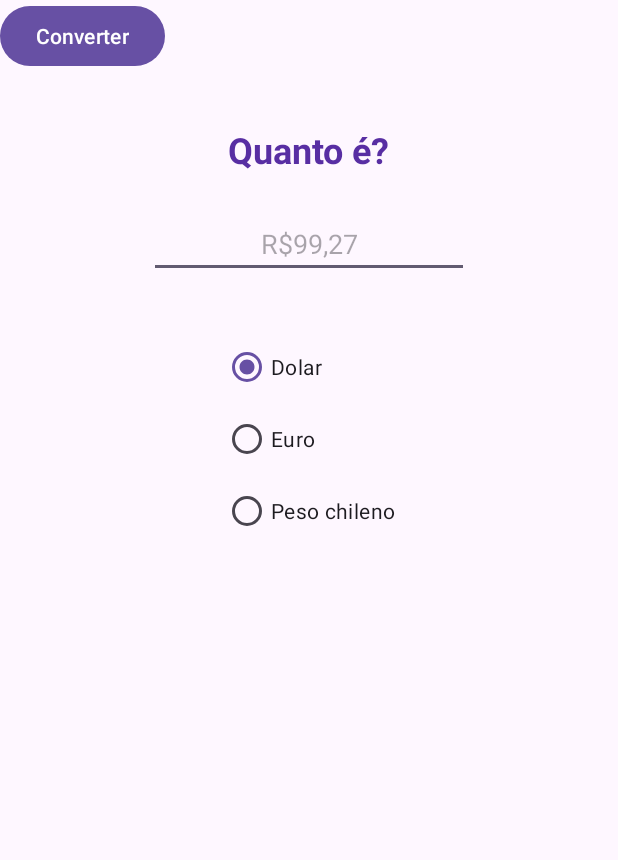
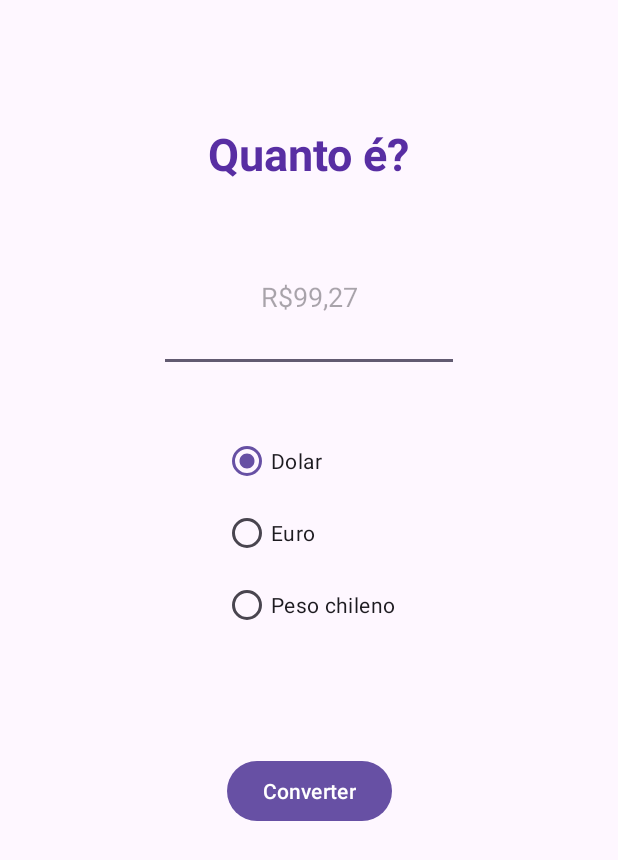
Before and after one commit to CarlitoJunior89/conversor-de-moedas, an Android app: the screen it shows after launch (MainActivity), on a phone screen of 412 x 824 dp. Shown: the top 860 px of the screen. Run offline under Robolectric (Android 15) with nearby library versions, the phone set to English and light mode, and no system bars.

```diff
--- a/app/src/main/java/com/example/conversordemoedas/MainActivity.kt
+++ b/app/src/main/java/com/example/conversordemoedas/MainActivity.kt
@@ -16,8 +16,8 @@ class MainActivity : AppCompatActivity() {
     override fun onCreate(savedInstanceState: Bundle?) {
         super.onCreate(savedInstanceState)
         setContentView(R.layout.activity_main)
-        findViewById<TextView>(R.id.textView2)
-        val buttonConverter = findViewById<Button>(R.id.button)
+        result = findViewById<TextView>(R.id.txt_result)
+        val buttonConverter = findViewById<Button>(R.id.btn_converter)
 
         buttonConverter.setOnClickListener{
             converter()
@@ -35,7 +35,7 @@ class MainActivity : AppCompatActivity() {
             else      ->"Peso"
 
         }
-       val editField = findViewById<EditText>(R.id.textView)
+       val editField = findViewById<EditText>(R.id.edit_field)
         val value = editField.text.toString()
         if (value.isEmpty())
             return
@@ -47,7 +47,7 @@ class MainActivity : AppCompatActivity() {
             val conn = url.openConnection() as HttpsURLConnection
             try {
                 val data = conn.inputStream.bufferedReader().readText()
-                val obj = JSONObject
+                val obj = JSONObject(data)
                 runOnUiThread {
                     val res = obj.getDouble("${currency}_BRL")
                     result.text = "R$${"%.4f".format(value.toDouble() * res)}"
--- a/app/src/main/res/layout/activity_main.xml
+++ b/app/src/main/res/layout/activity_main.xml
@@ -7,12 +7,12 @@
     tools:context=".MainActivity">
 
     <TextView
-        android:id="@+id/textView"
+        android:id="@+id/txt_title"
         android:layout_width="wrap_content"
         android:layout_height="wrap_content"
-        android:text="Quanto é?"
+        android:text="@string/quanto"
         android:textColor="#582EA3"
-        android:textSize="24sp"
+        android:textSize="30sp"
         android:textStyle="bold"
         app:layout_constraintBottom_toBottomOf="parent"
         app:layout_constraintEnd_toEndOf="parent"
@@ -21,17 +21,17 @@
         app:layout_constraintVertical_bias="0.105" />
 
     <EditText
-        android:id="@+id/editTextNumber"
-        android:layout_width="wrap_content"
-        android:layout_height="wrap_content"
-        android:layout_marginTop="24dp"
+        android:id="@+id/edit_field"
+        android:layout_width="200dp"
+        android:layout_height="100dp"
+        android:layout_marginTop="25dp"
         android:ems="10"
-        android:hint="R$99,27"
+        android:hint="@string/r_99_27"
         android:inputType="numberDecimal"
         android:textAlignment="center"
         app:layout_constraintEnd_toEndOf="parent"
         app:layout_constraintStart_toStartOf="parent"
-        app:layout_constraintTop_toBottomOf="@+id/textView" />
+        app:layout_constraintTop_toBottomOf="@+id/txt_title" />
 
     <RadioGroup
         android:id="@+id/radio_group"
@@ -41,7 +41,7 @@
         android:checkedButton="@+id/Dolar"
         app:layout_constraintEnd_toEndOf="parent"
         app:layout_constraintStart_toStartOf="parent"
-        app:layout_constraintTop_toBottomOf="@+id/editTextNumber">
+        app:layout_constraintTop_toBottomOf="@+id/edit_field">
 
         <RadioButton
             android:id="@+id/Dolar"
@@ -63,22 +63,27 @@
     </RadioGroup>
 
     <Button
-        android:id="@+id/button"
+        android:id="@+id/btn_converter"
         android:layout_width="wrap_content"
         android:layout_height="wrap_content"
-        android:text="Converter"
-        tools:layout_editor_absoluteX="150dp"
-        tools:layout_editor_absoluteY="428dp" />
+        android:text="@string/converter"
+        app:layout_constraintBottom_toBottomOf="parent"
+        app:layout_constraintEnd_toEndOf="parent"
+        app:layout_constraintStart_toStartOf="parent"
+        app:layout_constraintTop_toBottomOf="@+id/radio_group"
+        app:layout_constraintVertical_bias="0.218" />
 
     <TextView
-        android:id="@+id/textView2"
-        android:layout_width="132dp"
-        android:layout_height="40dp"
-        android:text="TextView"
+        android:id="@+id/txt_result"
+        android:layout_width="wrap_content"
+        android:layout_height="wrap_content"
+        android:text="Resultado"
+        android:textSize="34sp"
         android:visibility="gone"
         app:layout_constraintBottom_toBottomOf="parent"
         app:layout_constraintEnd_toEndOf="parent"
         app:layout_constraintStart_toStartOf="parent"
-        app:layout_constraintTop_toBottomOf="@+id/button" />
+        app:layout_constraintTop_toBottomOf="@+id/btn_converter" />
+
 
 </androidx.constraintlayout.widget.ConstraintLayout>
--- a/app/src/main/res/values/strings.xml
+++ b/app/src/main/res/values/strings.xml
@@ -1,3 +1,6 @@
 <resources>
     <string name="app_name">Conversor de moedas</string>
+    <string name="quanto">Quanto é?</string>
+    <string name="r_99_27">R$99,27</string>
+    <string name="converter">Converter</string>
 </resources>
```
